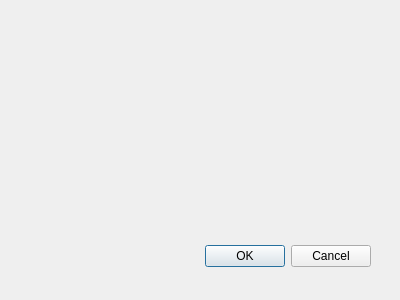
Old version of the form LightController3/Widgets/groupediting.ui in the repository pgTech123/Light-Controller.
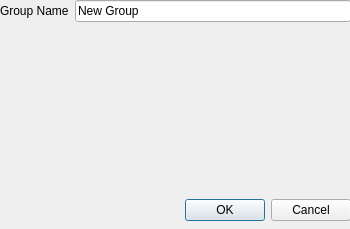
New version of the form.

```diff
--- a/LightController3/Widgets/groupediting.ui
+++ b/LightController3/Widgets/groupediting.ui
@@ -8,28 +8,75 @@
    <rect>
     <x>0</x>
     <y>0</y>
-    <width>400</width>
-    <height>300</height>
+    <width>350</width>
+    <height>229</height>
    </rect>
   </property>
+  <property name="sizePolicy">
+   <sizepolicy hsizetype="Fixed" vsizetype="Preferred">
+    <horstretch>0</horstretch>
+    <verstretch>0</verstretch>
+   </sizepolicy>
+  </property>
   <property name="windowTitle">
    <string>Dialog</string>
   </property>
-  <widget name="buttonBox" class="QDialogButtonBox">
+  <widget class="QWidget" name="verticalLayoutWidget_2">
    <property name="geometry">
     <rect>
-     <x>30</x>
-     <y>240</y>
-     <width>341</width>
-     <height>32</height>
+     <x>0</x>
+     <y>0</y>
+     <width>351</width>
+     <height>221</height>
     </rect>
    </property>
-   <property name="orientation">
-    <enum>Qt::Horizontal</enum>
-   </property>
-   <property name="standardButtons">
-    <set>QDialogButtonBox::Cancel|QDialogButtonBox::Ok</set>
-   </property>
+   <layout class="QVBoxLayout" name="verticalLayout_2">
+    <item>
+     <layout class="QVBoxLayout" name="verticalLayout">
+      <item>
+       <layout class="QHBoxLayout" name="horizontalLayout">
+        <item>
+         <widget class="QLabel" name="label">
+          <property name="text">
+           <string>Group Name</string>
+          </property>
+         </widget>
+        </item>
+        <item>
+         <widget class="QLineEdit" name="lineEdit">
+          <property name="text">
+           <string>New Group</string>
+          </property>
+         </widget>
+        </item>
+       </layout>
+      </item>
+     </layout>
+    </item>
+    <item>
+     <spacer name="verticalSpacer">
+      <property name="orientation">
+       <enum>Qt::Vertical</enum>
+      </property>
+      <property name="sizeHint" stdset="0">
+       <size>
+        <width>20</width>
+        <height>40</height>
+       </size>
+      </property>
+     </spacer>
+    </item>
+    <item>
+     <widget class="QDialogButtonBox" name="buttonBox">
+      <property name="orientation">
+       <enum>Qt::Horizontal</enum>
+      </property>
+      <property name="standardButtons">
+       <set>QDialogButtonBox::Cancel|QDialogButtonBox::Ok</set>
+      </property>
+     </widget>
+    </item>
+   </layout>
   </widget>
  </widget>
  <pixmapfunction/>
```
Left out of the diff: 11 changed lines with no effect on the pictures.
